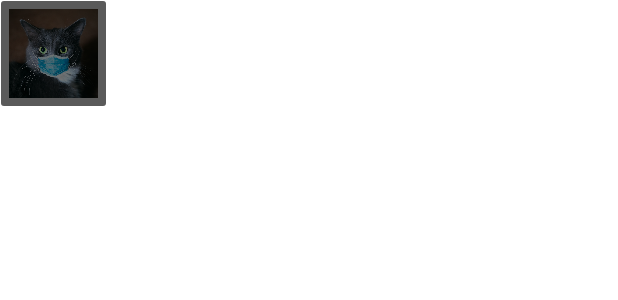
After one commit to Kurler3/ImageGallery, an Android app: the layout indicator_item.xml on its own in the app's theme, with its tools: preview values and no code run, on a phone screen of 412 x 824 dp. The commit adds this screen. Shown: the top 300 px of the screen. Run offline under Robolectric (Android 15) with nearby library versions, the phone set to English and light mode, and no system bars.

Commit message:
Finished the app. Learnt about ViewPager, Permissions, Glide, Transitions and How to retrieve data from external storage.

```diff
--- a/app/build.gradle
+++ b/app/build.gradle
@@ -34,6 +34,7 @@ dependencies {
     implementation 'com.google.android.material:material:1.2.1'
     implementation 'androidx.constraintlayout:constraintlayout:2.0.4'
     implementation 'com.github.bumptech.glide:glide:4.9.0'
+    implementation 'androidx.legacy:legacy-support-v4:1.0.0'
     testImplementation 'junit:junit:4.+'
     androidTestImplementation 'androidx.test.ext:junit:1.1.2'
     androidTestImplementation 'androidx.test.espresso:espresso-core:3.3.0'
--- /dev/null
+++ b/app/src/main/java/com/miguel/imagegallery/onIndicatorClickedListener.java
@@ -0,0 +1,5 @@
+package com.miguel.imagegallery;
+
+public interface onIndicatorClickedListener {
+    void onIndicatorClicked(int position);
+}
--- /dev/null
+++ b/app/src/main/res/layout/indicator_item.xml
@@ -0,0 +1,44 @@
+<?xml version="1.0" encoding="utf-8"?>
+<RelativeLayout xmlns:android="http://schemas.android.com/apk/res/android"
+    xmlns:app="http://schemas.android.com/apk/res-auto"
+    xmlns:tools="http://schemas.android.com/tools"
+    android:orientation="vertical"
+    android:layout_width="wrap_content"
+    android:layout_height="wrap_content">
+
+    <androidx.cardview.widget.CardView
+        android:id="@+id/indicatorCard"
+        android:layout_width="70dp"
+        android:layout_height="70dp"
+        android:layout_marginLeft=".5dp"
+        android:layout_marginTop=".5dp"
+        android:layout_marginRight=".5dp"
+        android:layout_marginBottom=".5dp"
+        app:cardCornerRadius="2dp"
+        app:cardElevation="0dp">
+
+        <FrameLayout
+            android:layout_width="match_parent"
+            android:layout_height="match_parent">
+
+            <ImageView
+                android:id="@+id/imageIndicator"
+                android:layout_width="match_parent"
+                android:layout_height="match_parent"
+                android:background="@color/cardview_shadow_start_color"
+                android:padding="5dp"
+                android:scaleType="centerCrop"
+                app:srcCompat="@drawable/cat"
+                tools:ignore="ContentDescription" />
+
+            <View
+                android:id="@+id/activeImage"
+                android:layout_width="match_parent"
+                android:layout_height="wrap_content"
+                android:background="#8c000000" />
+
+        </FrameLayout>
+
+    </androidx.cardview.widget.CardView>
+
+</RelativeLayout>
--- a/app/src/main/res/values/strings.xml
+++ b/app/src/main/res/values/strings.xml
@@ -1,4 +1,6 @@
 <resources>
     <string name="app_name">ImageGallery</string>
     <string name="empty">You Have No Photos!</string>
+    <!-- TODO: Remove or change this placeholder text -->
+    <string name="hello_blank_fragment">Hello blank fragment</string>
 </resources>
```
Also changed, not shown: app/src/main/java/com/miguel/imagegallery/FolderImageDisplay.java (+13 -0 lines), app/src/main/java/com/miguel/imagegallery/IndicatorRecyclerAdapter.java (added, +79 -0 lines), app/src/main/java/com/miguel/imagegallery/Picture.java (+39 -1 lines), app/src/main/java/com/miguel/imagegallery/PictureBrowser.java (added, +187 -0 lines), app/src/main/res/layout/activity_folder_image_display.xml (+5 -4 lines), app/src/main/res/layout/fragment_picture_browser.xml (added, +31 -0 lines), app/src/main/res/layout/picture_browser_pager.xml (added, +17 -0 lines).
